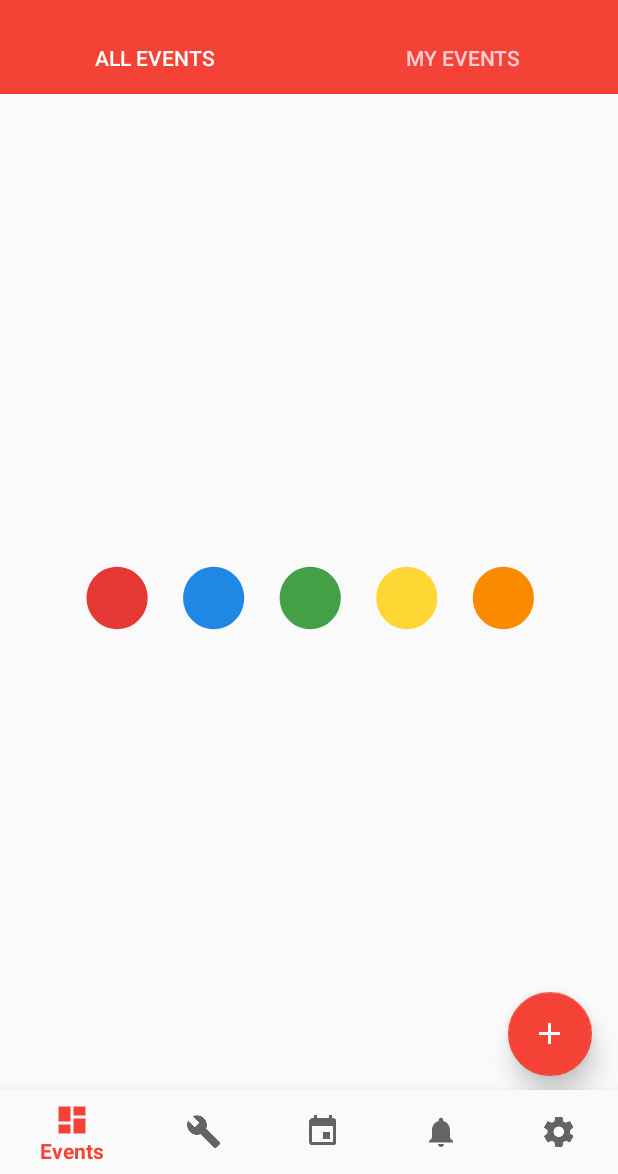
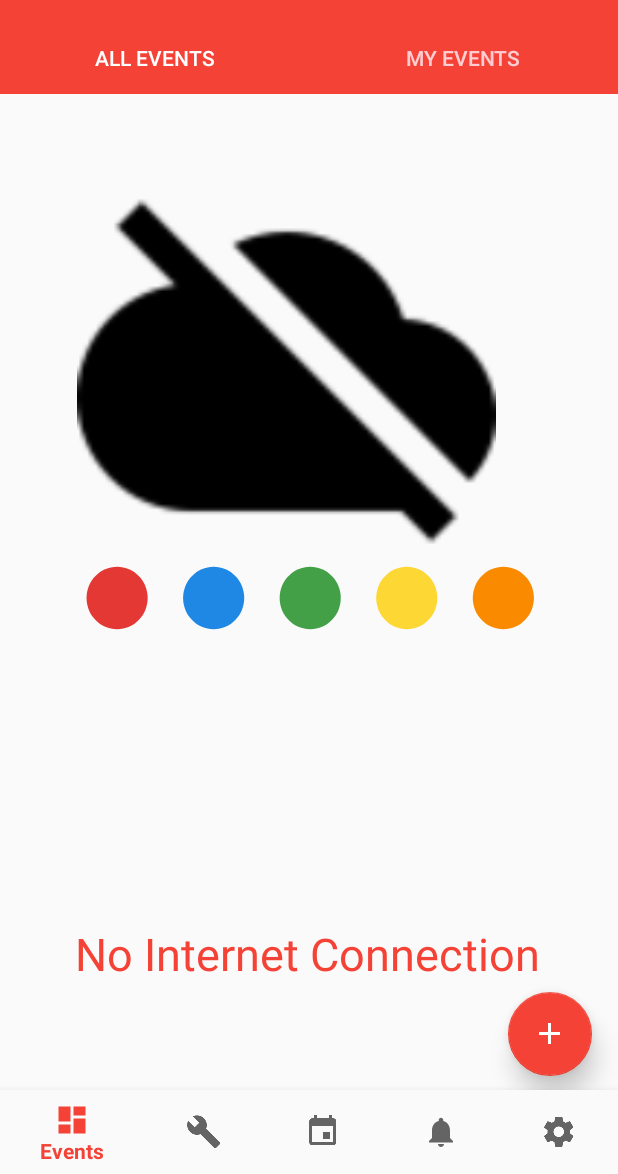
Before and after one commit to KirikCoders/BITCSE, an Android app: the screen it shows after launch once a user with an empty profile is signed in (MainActivity), on a phone screen of 412 x 824 dp, the part 62-1236 px from its top. Run offline under Robolectric (Android 15) with nearby library versions, the light colour scheme and no system bars; our stand-ins replace Firebase (no records; nobody signed in at launch, a user with empty details on screens opened directly); pictures from the network do not load; 5 statements that could not run were skipped.

Commit message:
Added Network Image(1)

```diff
--- a/app/src/main/res/layout/fragment_event.xml
+++ b/app/src/main/res/layout/fragment_event.xml
@@ -3,6 +3,37 @@
     xmlns:app="http://schemas.android.com/apk/res-auto"
     android:layout_width="match_parent"
     android:layout_height="match_parent">
+
+    <ImageView
+        android:id="@+id/nonetimg"
+        android:layout_width="219dp"
+        android:layout_height="119dp"
+        android:layout_alignParentStart="true"
+        android:layout_alignParentTop="true"
+        android:layout_alignParentEnd="true"
+        android:layout_alignParentBottom="true"
+        android:layout_marginStart="51dp"
+        android:layout_marginTop="55dp"
+        android:layout_marginEnd="81dp"
+        android:layout_marginBottom="357dp"
+        android:adjustViewBounds="true"
+        android:src="@drawable/disconnected" />
+
+    <TextView
+        android:id="@+id/nonettext"
+        android:layout_width="match_parent"
+        android:layout_height="35dp"
+        android:layout_alignParentStart="true"
+        android:layout_alignParentEnd="true"
+        android:layout_alignParentBottom="true"
+        android:layout_marginStart="0dp"
+        android:layout_marginTop="8dp"
+        android:layout_marginEnd="0dp"
+        android:layout_marginBottom="132dp"
+        android:paddingLeft="50dp"
+        android:text="No Internet Connection"
+        android:textColor="@color/colorAccent"
+        android:textSize="30sp" />
     <com.airbnb.lottie.LottieAnimationView
         android:layout_width="match_parent"
         android:layout_height="match_parent"
--- a/build.gradle
+++ b/build.gradle
@@ -7,7 +7,7 @@ buildscript {
         jcenter()
     }
     dependencies {
-        classpath 'com.android.tools.build:gradle:3.3.0'
+        classpath 'com.android.tools.build:gradle:3.3.1'
         classpath 'com.google.gms:google-services:4.0.1'
 
         // NOTE: Do not place your application dependencies here; they belong
```
